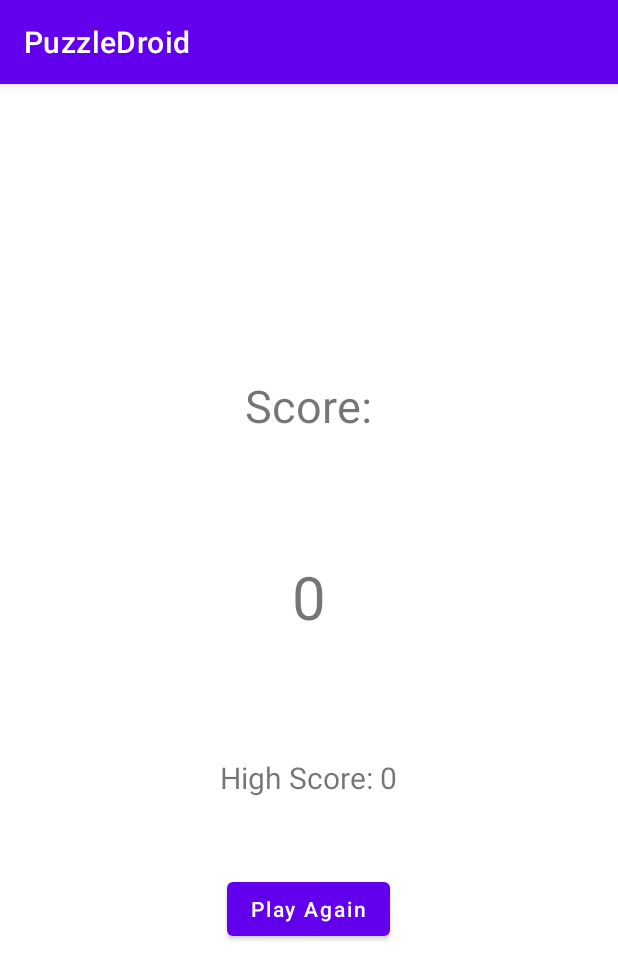
After one commit to laurazp/PuzzleDroid, an Android app: the ResultActivity screen opened directly, with no data from a screen before it, on a phone screen of 412 x 824 dp. The commit adds this screen. Shown: the top 979 px of the screen. Run offline under Robolectric (Android 15) with nearby library versions, the phone set to English and light mode, and no system bars.

Commit message:
New ResultActivity added for score. Setting DateTime to get Score.

```diff
--- a/app/src/main/java/com/ultimapieza/puzzledroid/MainActivity.java
+++ b/app/src/main/java/com/ultimapieza/puzzledroid/MainActivity.java
@@ -2,6 +2,7 @@ package com.ultimapieza.puzzledroid;
 
 import android.content.Intent;
 import android.database.sqlite.SQLiteDatabase;
+import android.graphics.Color;
 import android.os.Bundle;
 import android.view.View;
 import android.widget.Button;
@@ -24,6 +25,9 @@ public class MainActivity extends AppCompatActivity {
         Button scoreButton = findViewById(R.id.scoreBtn);
         Button aboutButton = findViewById(R.id.aboutBtn);
         Button helpButton = findViewById(R.id.helpBtn);
+
+        playButton.setBackgroundColor(Color.parseColor("#F7C52C"));
+        optionsButton.setBackgroundColor(Color.parseColor("#16C282"));
 
         playButton.setOnClickListener(new View.OnClickListener(){
             @Override
--- /dev/null
+++ b/app/src/main/java/com/ultimapieza/puzzledroid/ResultActivity.java
@@ -0,0 +1,44 @@
+package com.ultimapieza.puzzledroid;
+
+import android.content.Context;
+import android.content.Intent;
+import android.content.SharedPreferences;
+import android.os.Bundle;
+import android.view.View;
+import android.widget.TextView;
+
+import androidx.appcompat.app.AppCompatActivity;
+
+public class ResultActivity extends AppCompatActivity {
+
+    @Override
+    protected void onCreate(Bundle savedInstanceState) {
+        super.onCreate(savedInstanceState);
+        setContentView(R.layout.activity_result);
+
+        TextView scoreLabel = (TextView) findViewById(R.id.scoreLabel);
+        TextView highScoreLabel = (TextView) findViewById(R.id.highScoreLabel);
+
+        int score = getIntent().getIntExtra("SCORE", 0);
+        scoreLabel.setText(score + "");
+        SharedPreferences settings = getSharedPreferences("HIGH_SCORE", Context.MODE_PRIVATE);
+        int highScore = settings.getInt("HIGH_SCORE", 0);
+
+        if (score > highScore) {
+            highScoreLabel.setText("High Score: " + score);
+
+            // Update high score
+            SharedPreferences.Editor editor = settings.edit();
+            editor.putInt("HIGH_SCORE", score);
+            editor.commit();
+
+        } else {
+            highScoreLabel.setText("High Score: " + highScore);
+        }
+
+    }
+
+    public void playAgain(View view) {
+        startActivity(new Intent(getApplicationContext(), PuzzleActivity.class));
+    }
+}
--- a/app/src/main/java/com/ultimapieza/puzzledroid/db/DbHelper.java
+++ b/app/src/main/java/com/ultimapieza/puzzledroid/db/DbHelper.java
@@ -18,6 +18,7 @@ public class DbHelper extends SQLiteOpenHelper {
         super(context, DATABASE_NAME, null, DATABASE_VERSION);
     }
 
+    //Método para crear la BD y la tabla
     @Override
     public void onCreate(SQLiteDatabase sqLiteDatabase) {
         sqLiteDatabase.execSQL("CREATE TABLE " + TABLE_SCORE + "(" +
--- a/app/src/main/res/layout/activity_puzzle.xml
+++ b/app/src/main/res/layout/activity_puzzle.xml
@@ -32,7 +32,6 @@
         app:layout_constraintBottom_toBottomOf="parent"
         app:layout_constraintLeft_toLeftOf="parent"
         app:layout_constraintRight_toRightOf="parent"
-        app:layout_constraintTop_toTopOf="parent">
-    </RelativeLayout>
+        app:layout_constraintTop_toTopOf="parent"/>
 
 </androidx.constraintlayout.widget.ConstraintLayout>
--- /dev/null
+++ b/app/src/main/res/layout/activity_result.xml
@@ -0,0 +1,41 @@
+<?xml version="1.0" encoding="utf-8"?>
+<LinearLayout xmlns:android="http://schemas.android.com/apk/res/android"
+    xmlns:app="http://schemas.android.com/apk/res-auto"
+    xmlns:tools="http://schemas.android.com/tools"
+    android:layout_width="match_parent"
+    android:layout_height="match_parent"
+    tools:context=".ResultActivity"
+    android:orientation="vertical"
+    android:gravity="center">
+
+    <TextView
+        android:layout_width="wrap_content"
+        android:layout_height="wrap_content"
+        android:text="Score:"
+        android:textSize="30sp"/>
+
+    <TextView
+        android:id="@+id/scoreLabel"
+        android:layout_width="wrap_content"
+        android:layout_height="wrap_content"
+        android:text="50"
+        android:textSize="40sp"
+        android:layout_marginTop="80dp"/>
+
+    <TextView
+        android:id="@+id/highScoreLabel"
+        android:layout_width="wrap_content"
+        android:layout_height="wrap_content"
+        android:text="High Score: 100"
+        android:textSize="20sp"
+        android:layout_marginTop="80dp"/>
+
+    <Button
+        android:layout_width="wrap_content"
+        android:layout_height="wrap_content"
+        android:layout_marginTop="50dp"
+        android:text="Play Again"
+        android:textAllCaps="false"
+        android:onClick="playAgain"/>
+
+</LinearLayout>
```
Also changed, not shown: app/src/main/AndroidManifest.xml (+3 -6 lines), app/src/main/java/com/ultimapieza/puzzledroid/PuzzleActivity.java (+23 -2 lines).
